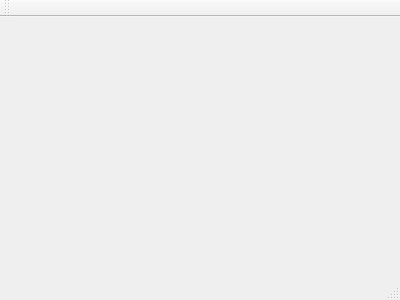
honza-c/simple-mail-client, file simple-mail-client/mail-client/mainwindow.ui: the form before one commit.
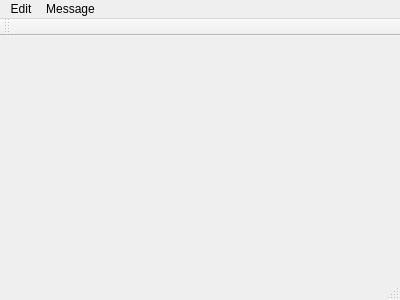
The form after the commit.

Commit message: added actions to open user manager and write message to the main window

The edit to the form file:
```diff
--- a/simple-mail-client/mail-client/mainwindow.ui
+++ b/simple-mail-client/mail-client/mainwindow.ui
@@ -12,13 +12,52 @@
   <property name="windowTitle" >
    <string>MainWindow</string>
   </property>
-  <widget class="QMenuBar" name="menuBar" />
-  <widget class="QToolBar" name="mainToolBar" />
-  <widget class="QWidget" name="centralWidget" />
-  <widget class="QStatusBar" name="statusBar" />
+  <widget class="QWidget" name="centralWidget"/>
+  <widget class="QMenuBar" name="menuBar">
+   <property name="geometry">
+    <rect>
+     <x>0</x>
+     <y>0</y>
+     <width>400</width>
+     <height>25</height>
+    </rect>
+   </property>
+   <widget class="QMenu" name="menuEdit">
+    <property name="title">
+     <string>Edit</string>
+    </property>
+    <addaction name="actionAccount_Settings"/>
+   </widget>
+   <widget class="QMenu" name="menuMessage">
+    <property name="title">
+     <string>Message</string>
+    </property>
+    <addaction name="actionNew_Message"/>
+   </widget>
+   <addaction name="menuEdit"/>
+   <addaction name="menuMessage"/>
+  </widget>
+  <widget class="QToolBar" name="mainToolBar">
+   <attribute name="toolBarArea">
+    <enum>TopToolBarArea</enum>
+   </attribute>
+   <attribute name="toolBarBreak">
+    <bool>false</bool>
+   </attribute>
+  </widget>
+  <widget class="QStatusBar" name="statusBar"/>
+  <action name="actionAccount_Settings">
+   <property name="text">
+    <string>Account Settings</string>
+   </property>
+  </action>
+  <action name="actionNew_Message">
+   <property name="text">
+    <string>New Message</string>
+   </property>
+  </action>
  </widget>
- <layoutDefault spacing="6" margin="11" />
- <pixmapfunction></pixmapfunction>
+ <layoutdefault spacing="6" margin="11"/>
  <resources/>
  <connections/>
 </ui>
```
Left out of the diff: 7 changed lines with no effect on the pictures. The commit also changes 2 other files.
